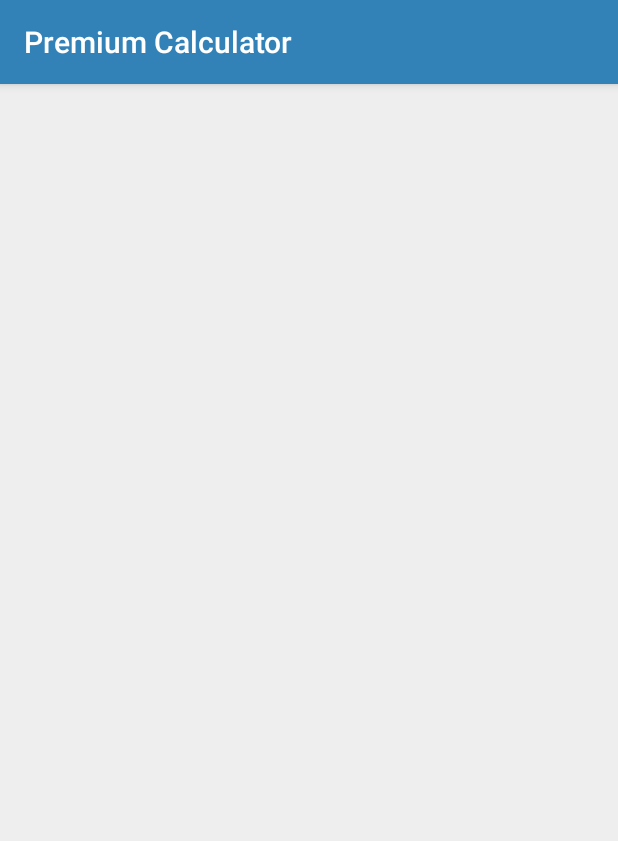
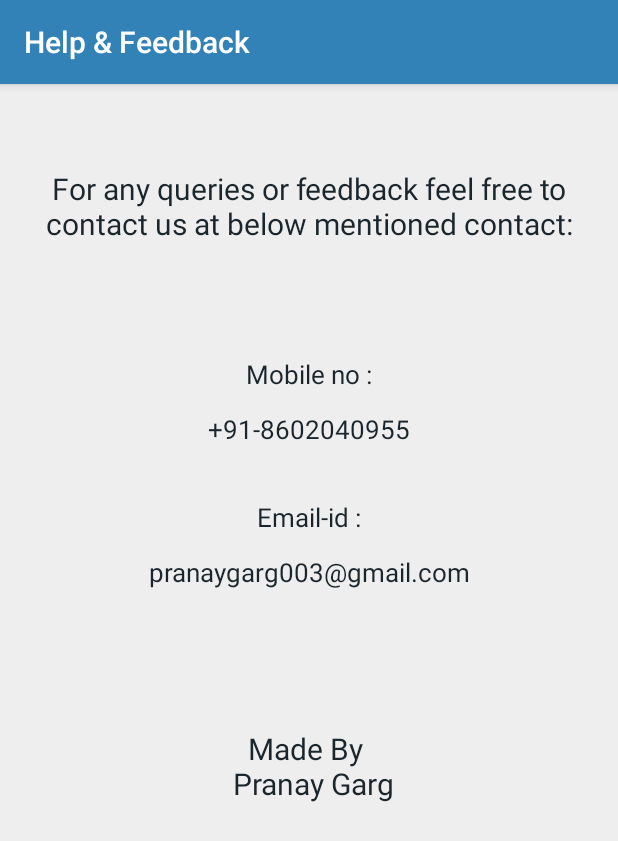
Before and after one commit to pg30/Premium-Calculator, an Android app: the helpandsupport screen opened directly, with no data from a screen before it, on a phone screen of 412 x 824 dp. Shown: the top 841 px of the screen. Run offline under Robolectric (Android 15) with nearby library versions, the phone set to English and light mode, and no system bars.

Commit message:
Help and Support added

```diff
--- a/app/build.gradle
+++ b/app/build.gradle
@@ -32,6 +32,7 @@ dependencies {
     implementation 'com.google.firebase:firebase-auth:19.2.0'
     implementation 'com.google.firebase:firebase-firestore:21.3.1'
     implementation 'com.android.support:multidex:1.0.3'
+    implementation 'com.android.billingclient:billing:2.1.0'
     testImplementation 'junit:junit:4.12'
     androidTestImplementation 'androidx.test.ext:junit:1.1.0'
     androidTestImplementation 'androidx.test.espresso:espresso-core:3.1.1'
--- a/app/src/main/java/com/pg/premiumcalculator/helpandsupport.java
+++ b/app/src/main/java/com/pg/premiumcalculator/helpandsupport.java
@@ -10,5 +10,6 @@ public class helpandsupport extends AppCompatActivity {
     protected void onCreate(Bundle savedInstanceState) {
         super.onCreate(savedInstanceState);
         setContentView(R.layout.activity_helpandsupport);
+        getSupportActionBar().setTitle("Help & Feedback");
     }
 }
--- a/app/src/main/java/com/pg/premiumcalculator/login.java
+++ b/app/src/main/java/com/pg/premiumcalculator/login.java
@@ -104,6 +104,7 @@ public class login extends AppCompatActivity {
                 if(task.isSuccessful())
                 {
                     boolean status = task.getResult().getBoolean("signIn");
+                    Log.d("Auth",status+"jhblbl");
                     if(status == true)
                     {
                         logout();
--- a/app/src/main/java/com/pg/premiumcalculator/menu.java
+++ b/app/src/main/java/com/pg/premiumcalculator/menu.java
@@ -45,9 +45,6 @@ public class menu extends AppCompatActivity {
             case R.id.profile:
                 viewProfile();
                 return true;
-            case R.id.about:
-                viewAbout();
-                return true;
             case R.id.help:
                 viewHelp();
                 return true;
@@ -61,6 +58,7 @@ public class menu extends AppCompatActivity {
     }
     void logout()
     {
+        makeToast(getApplicationContext(),"Please Wait for a second",Toast.LENGTH_LONG);
         mFirebaseAuth = FirebaseAuth.getInstance();
         firebaseFirestore = FirebaseFirestore.getInstance();
         String userID = null;
@@ -96,8 +94,4 @@ public class menu extends AppCompatActivity {
     {
         startActivity(new Intent(getApplicationContext(),view_profile.class));
     }
-    void viewAbout()
-    {
-        startActivity(new Intent(getApplicationContext(),about.class));
-    }
 }
--- a/app/src/main/res/layout/activity_helpandsupport.xml
+++ b/app/src/main/res/layout/activity_helpandsupport.xml
@@ -6,4 +6,80 @@
     android:layout_height="match_parent"
     tools:context=".helpandsupport">
 
+    <TextView
+        android:id="@+id/first_text"
+        style="@style/general_text"
+        android:layout_width="wrap_content"
+        android:layout_height="wrap_content"
+        android:gravity="center_horizontal"
+        android:text="For any queries or feedback feel free to contact us at below mentioned contact:"
+        android:textSize="20sp"
+        app:layout_constraintBottom_toBottomOf="parent"
+        app:layout_constraintEnd_toEndOf="parent"
+        app:layout_constraintHorizontal_bias="1.0"
+        app:layout_constraintStart_toStartOf="parent"
+        app:layout_constraintTop_toTopOf="parent"
+        app:layout_constraintVertical_bias="0.072" />
+
+    <TextView
+        android:id="@+id/contact_title"
+        style="@style/general_text"
+        android:layout_width="wrap_content"
+        android:layout_height="wrap_content"
+        android:text="Mobile no :"
+        android:textSize="17sp"
+        app:layout_constraintVertical_bias="0.24"
+        app:layout_constraintTop_toTopOf="parent"
+        app:layout_constraintBottom_toBottomOf="parent"
+        app:layout_constraintEnd_toEndOf="parent"
+        app:layout_constraintStart_toStartOf="parent"/>
+    <TextView
+        android:id="@+id/contact_value"
+        style="@style/general_text"
+        android:layout_width="wrap_content"
+        android:layout_height="wrap_content"
+        android:text="+91-8602040955"
+        android:textSize="17sp"
+        app:layout_constraintVertical_bias="0.29"
+        app:layout_constraintTop_toTopOf="parent"
+        app:layout_constraintBottom_toBottomOf="parent"
+        app:layout_constraintEnd_toEndOf="parent"
+        app:layout_constraintStart_toStartOf="parent"/>
+    <TextView
+        android:id="@+id/email_title"
+        style="@style/general_text"
+        android:layout_width="wrap_content"
+        android:layout_height="wrap_content"
+        android:text="Email-id :"
+        android:textSize="17sp"
+        app:layout_constraintVertical_bias="0.37"
+        app:layout_constraintTop_toTopOf="parent"
+        app:layout_constraintBottom_toBottomOf="parent"
+        app:layout_constraintEnd_toEndOf="parent"
+        app:layout_constraintStart_toStartOf="parent"/>
+    <TextView
+        android:id="@+id/email_value"
+        style="@style/general_text"
+        android:layout_width="wrap_content"
+        android:layout_height="wrap_content"
+        android:text="pranaygarg003@gmail.com"
+        android:textSize="17sp"
+        app:layout_constraintVertical_bias="0.42"
+        app:layout_constraintTop_toTopOf="parent"
+        app:layout_constraintBottom_toBottomOf="parent"
+        app:layout_constraintEnd_toEndOf="parent"
+        app:layout_constraintStart_toStartOf="parent"/>
+    <TextView
+        android:id="@+id/last_text"
+        style="@style/general_text"
+        android:layout_width="wrap_content"
+        android:layout_height="wrap_content"
+        android:text="Made By \n Pranay Garg"
+        android:textSize="20sp"
+        android:gravity="center"
+        app:layout_constraintVertical_bias="0.60"
+        app:layout_constraintTop_toTopOf="parent"
+        app:layout_constraintBottom_toBottomOf="parent"
+        app:layout_constraintEnd_toEndOf="parent"
+        app:layout_constraintStart_toStartOf="parent"/>
 </androidx.constraintlayout.widget.ConstraintLayout>
--- a/app/src/main/res/menu/menu.xml
+++ b/app/src/main/res/menu/menu.xml
@@ -15,10 +15,6 @@
                 android:icon="@drawable/profile_icon"
                 android:title="View Profile" />
             <item
-                android:id="@+id/about"
-                android:icon="@drawable/about_icon"
-                android:title="About" />
-            <item
                 android:id="@+id/share"
                 android:icon="@drawable/share_icon"
                 android:title="Share This App" />
--- a/app/src/main/res/values/styles.xml
+++ b/app/src/main/res/values/styles.xml
@@ -10,6 +10,10 @@
         <item name="android:windowBackground">@color/background_color</item>
     </style>
 
+    <style name="general_text">
+        <item name="android:padding"> @dimen/table_cell_padding </item>
+        <item name="android:textColor">@color/text_color</item>
+    </style>
     <style name="style_textbox_table">
         <item name="android:padding"> @dimen/table_cell_padding </item>
         <item name="android:layout_weight"> @dimen/table_cell_weight </item>
```
